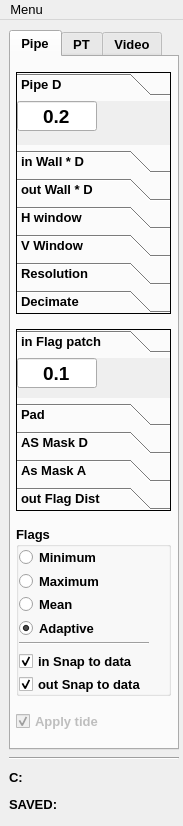
Before: the Qt Designer form project/_ui/_UI_Control.ui in AlexKayurin/JustPipe, drawn with Qt 5.
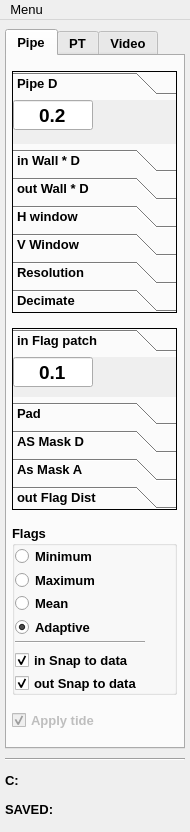
After: the same form once the commit is applied. The open tabs and pages were chosen to show the change.

```diff
--- a/project/_ui/_UI_Control.ui
+++ b/project/_ui/_UI_Control.ui
@@ -6,25 +6,26 @@
    <rect>
     <x>0</x>
     <y>0</y>
-    <width>183</width>
-    <height>826</height>
+    <width>190</width>
+    <height>832</height>
    </rect>
   </property>
   <property name="minimumSize">
    <size>
-    <width>183</width>
+    <width>190</width>
     <height>825</height>
    </size>
   </property>
   <property name="maximumSize">
    <size>
-    <width>183</width>
+    <width>190</width>
     <height>832</height>
    </size>
   </property>
   <property name="font">
    <font>
     <pointsize>10</pointsize>
+    <bold>false</bold>
    </font>
   </property>
   <property name="windowTitle">
@@ -35,17 +36,32 @@
   </property>
   <widget class="QWidget" name="centralwidget">
    <layout class="QVBoxLayout" name="verticalLayout_2">
+    <property name="spacing">
+     <number>5</number>
+    </property>
+    <property name="leftMargin">
+     <number>5</number>
+    </property>
+    <property name="topMargin">
+     <number>5</number>
+    </property>
+    <property name="rightMargin">
+     <number>5</number>
+    </property>
+    <property name="bottomMargin">
+     <number>5</number>
+    </property>
     <item>
      <widget class="QTabWidget" name="tabWidget">
       <property name="minimumSize">
        <size>
-        <width>170</width>
+        <width>180</width>
         <height>720</height>
        </size>
       </property>
       <property name="maximumSize">
        <size>
-        <width>170</width>
+        <width>180</width>
         <height>720</height>
        </size>
       </property>
@@ -91,13 +107,13 @@
           </property>
           <property name="minimumSize">
            <size>
-            <width>155</width>
+            <width>165</width>
             <height>242</height>
            </size>
           </property>
           <property name="maximumSize">
            <size>
-            <width>155</width>
+            <width>165</width>
             <height>242</height>
            </size>
           </property>
@@ -121,7 +137,7 @@
             <rect>
              <x>0</x>
              <y>0</y>
-             <width>153</width>
+             <width>163</width>
              <height>30</height>
             </rect>
            </property>
@@ -505,13 +521,13 @@
          <widget class="QToolBox" name="toolBoxFlags">
           <property name="minimumSize">
            <size>
-            <width>155</width>
+            <width>165</width>
             <height>182</height>
            </size>
           </property>
           <property name="maximumSize">
            <size>
-            <width>155</width>
+            <width>165</width>
             <height>182</height>
            </size>
           </property>
@@ -535,7 +551,7 @@
             <rect>
              <x>0</x>
              <y>0</y>
-             <width>153</width>
+             <width>163</width>
              <height>30</height>
             </rect>
            </property>
@@ -795,13 +811,13 @@
           </property>
           <property name="minimumSize">
            <size>
-            <width>155</width>
+            <width>165</width>
             <height>170</height>
            </size>
           </property>
           <property name="maximumSize">
            <size>
-            <width>155</width>
+            <width>165</width>
             <height>170</height>
            </size>
           </property>
@@ -1018,13 +1034,13 @@
           </property>
           <property name="minimumSize">
            <size>
-            <width>155</width>
+            <width>165</width>
             <height>20</height>
            </size>
           </property>
           <property name="maximumSize">
            <size>
-            <width>155</width>
+            <width>165</width>
             <height>20</height>
            </size>
           </property>
@@ -1812,13 +1828,13 @@
      <widget class="Line" name="line_3">
       <property name="minimumSize">
        <size>
-        <width>170</width>
+        <width>180</width>
         <height>3</height>
        </size>
       </property>
       <property name="maximumSize">
        <size>
-        <width>170</width>
+        <width>180</width>
         <height>3</height>
        </size>
       </property>
@@ -1831,13 +1847,13 @@
      <widget class="QLabel" name="l_Coord">
       <property name="minimumSize">
        <size>
-        <width>170</width>
+        <width>180</width>
         <height>20</height>
        </size>
       </property>
       <property name="maximumSize">
        <size>
-        <width>170</width>
+        <width>180</width>
         <height>20</height>
        </size>
       </property>
@@ -1856,13 +1872,13 @@
      <widget class="QLabel" name="l_Saved">
       <property name="minimumSize">
        <size>
-        <width>170</width>
+        <width>180</width>
         <height>20</height>
        </size>
       </property>
       <property name="maximumSize">
        <size>
-        <width>170</width>
+        <width>180</width>
         <height>20</height>
        </size>
       </property>
@@ -1884,7 +1900,7 @@
     <rect>
      <x>0</x>
      <y>0</y>
-     <width>183</width>
+     <width>190</width>
      <height>33</height>
     </rect>
    </property>
@@ -1892,6 +1908,7 @@
     <property name="font">
      <font>
       <pointsize>10</pointsize>
+      <bold>false</bold>
      </font>
     </property>
     <property name="title">
```
Left out of the diff: 42 changed lines with no effect on the pictures.
